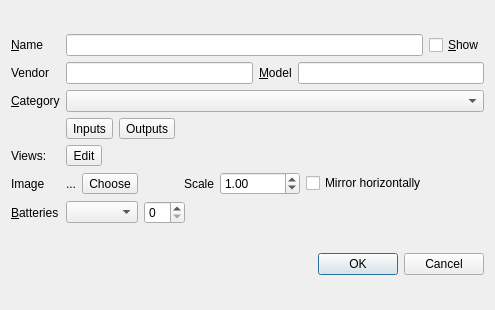
Before: the Qt Designer form device_editor.ui in uliss/patch_scene, drawn with Qt 5.
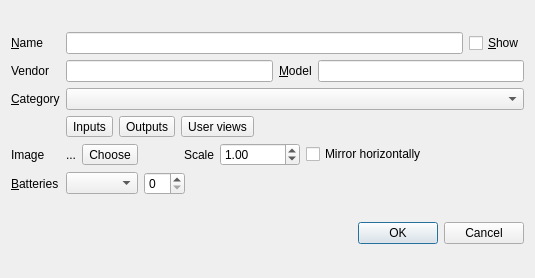
After: the same form once the commit is applied.

Commit message: device editor dialog update

Diff of the .ui file:
```diff
--- a/device_editor.ui
+++ b/device_editor.ui
@@ -6,8 +6,8 @@
    <rect>
     <x>0</x>
     <y>0</y>
-    <width>495</width>
-    <height>310</height>
+    <width>535</width>
+    <height>278</height>
    </rect>
   </property>
   <property name="windowTitle">
@@ -63,13 +63,6 @@
        </property>
       </widget>
      </item>
-     <item row="4" column="0">
-      <widget class="QLabel" name="viewsLabel">
-       <property name="text">
-        <string>Views:</string>
-       </property>
-      </widget>
-     </item>
      <item row="0" column="1">
       <layout class="QHBoxLayout" name="nameLayout">
        <item>
@@ -110,6 +103,13 @@
          </property>
         </widget>
        </item>
+       <item>
+        <widget class="QToolButton" name="viewsEdit">
+         <property name="text">
+          <string>User views</string>
+         </property>
+        </widget>
+       </item>
        <item>
         <spacer name="horizontalSpacer_2">
          <property name="orientation">
@@ -240,13 +240,6 @@
        </item>
       </layout>
      </item>
-     <item row="4" column="1">
-      <widget class="QToolButton" name="viewsEdit">
-       <property name="text">
-        <string>Edit</string>
-       </property>
-      </widget>
-     </item>
      <item row="1" column="1">
       <layout class="QHBoxLayout" name="horizontalLayout_5" stretch="0,0,0">
        <item>
```
The commit also changes 3 other files.
